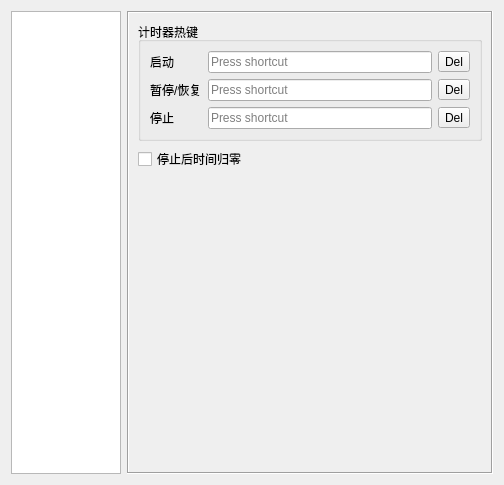
The window that Act3SpeedrunTool/SettingDialog.ui (SkyD666/Act3SpeedrunTool) describes before a commit, drawn with Qt 5.
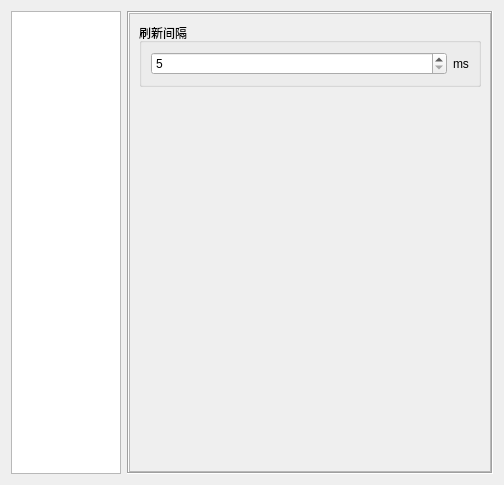
The same window after the commit. The open tabs and pages were chosen to show the change.

Commit message: [chore]整理代码，优化设置选项；将“爆头/计时器刷新间隔”调整到各自设置栏目下

What changed in the file:
```diff
--- a/Act3SpeedrunTool/SettingDialog.ui
+++ b/Act3SpeedrunTool/SettingDialog.ui
@@ -151,49 +151,6 @@
                  </property>
                 </widget>
                </item>
-               <item>
-                <layout class="QHBoxLayout" name="horizontalLayout_20">
-                 <item>
-                  <widget class="QLabel" name="label_25">
-                   <property name="sizePolicy">
-                    <sizepolicy hsizetype="Maximum" vsizetype="Preferred">
-                     <horstretch>0</horstretch>
-                     <verstretch>0</verstretch>
-                    </sizepolicy>
-                   </property>
-                   <property name="text">
-                    <string>刷新间隔</string>
-                   </property>
-                  </widget>
-                 </item>
-                 <item>
-                  <widget class="QSpinBox" name="sbDisplayInfoUpdateInterval">
-                   <property name="toolTip">
-                    <string>建议设置为50-200之间</string>
-                   </property>
-                   <property name="minimum">
-                    <number>5</number>
-                   </property>
-                   <property name="maximum">
-                    <number>1000</number>
-                   </property>
-                  </widget>
-                 </item>
-                 <item>
-                  <widget class="QLabel" name="label_26">
-                   <property name="sizePolicy">
-                    <sizepolicy hsizetype="Maximum" vsizetype="Preferred">
-                     <horstretch>0</horstretch>
-                     <verstretch>0</verstretch>
-                    </sizepolicy>
-                   </property>
-                   <property name="text">
-                    <string notr="true">Ms</string>
-                   </property>
-                  </widget>
-                 </item>
-                </layout>
-               </item>
                <item>
                 <widget class="QGroupBox" name="groupBox_4">
                  <property name="sizePolicy">
@@ -805,6 +762,86 @@
        </item>
       </layout>
      </widget>
+     <widget class="QWidget" name="pageHeadshot">
+      <layout class="QVBoxLayout" name="verticalLayout_15">
+       <property name="leftMargin">
+        <number>0</number>
+       </property>
+       <property name="topMargin">
+        <number>0</number>
+       </property>
+       <property name="rightMargin">
+        <number>0</number>
+       </property>
+       <property name="bottomMargin">
+        <number>0</number>
+       </property>
+       <item>
+        <widget class="QScrollArea" name="scrollArea_4">
+         <property name="widgetResizable">
+          <bool>true</bool>
+         </property>
+         <widget class="QWidget" name="scrollAreaWidgetContents_4">
+          <property name="geometry">
+           <rect>
+            <x>0</x>
+            <y>0</y>
+            <width>364</width>
+            <height>461</height>
+           </rect>
+          </property>
+          <layout class="QVBoxLayout" name="verticalLayout_16">
+           <item>
+            <widget class="QGroupBox" name="groupBox_9">
+             <property name="title">
+              <string>刷新间隔</string>
+             </property>
+             <layout class="QHBoxLayout" name="horizontalLayout_21">
+              <item>
+               <widget class="QSpinBox" name="sbHeadshotUpdateInterval">
+                <property name="minimum">
+                 <number>5</number>
+                </property>
+                <property name="maximum">
+                 <number>1000</number>
+                </property>
+               </widget>
+              </item>
+              <item>
+               <widget class="QLabel" name="label_26">
+                <property name="sizePolicy">
+                 <sizepolicy hsizetype="Maximum" vsizetype="Preferred">
+                  <horstretch>0</horstretch>
+                  <verstretch>0</verstretch>
+                 </sizepolicy>
+                </property>
+                <property name="text">
+                 <string notr="true">ms</string>
+                </property>
+               </widget>
+              </item>
+             </layout>
+            </widget>
+           </item>
+           <item>
+            <spacer name="verticalSpacer">
+             <property name="orientation">
+              <enum>Qt::Vertical</enum>
+             </property>
+             <property name="sizeHint" stdset="0">
+              <size>
+               <width>20</width>
+               <height>40</height>
+              </size>
+             </property>
+            </spacer>
+           </item>
+          </layout>
+         </widget>
+        </widget>
+       </item>
+      </layout>
+     </widget>
      <widget class="QWidget" name="pageTimer">
       <layout class="QVBoxLayout" name="verticalLayout_2">
        <item>
```
Left out of the diff: 42 changed lines with no effect on the pictures. The commit also changes 9 other files.
